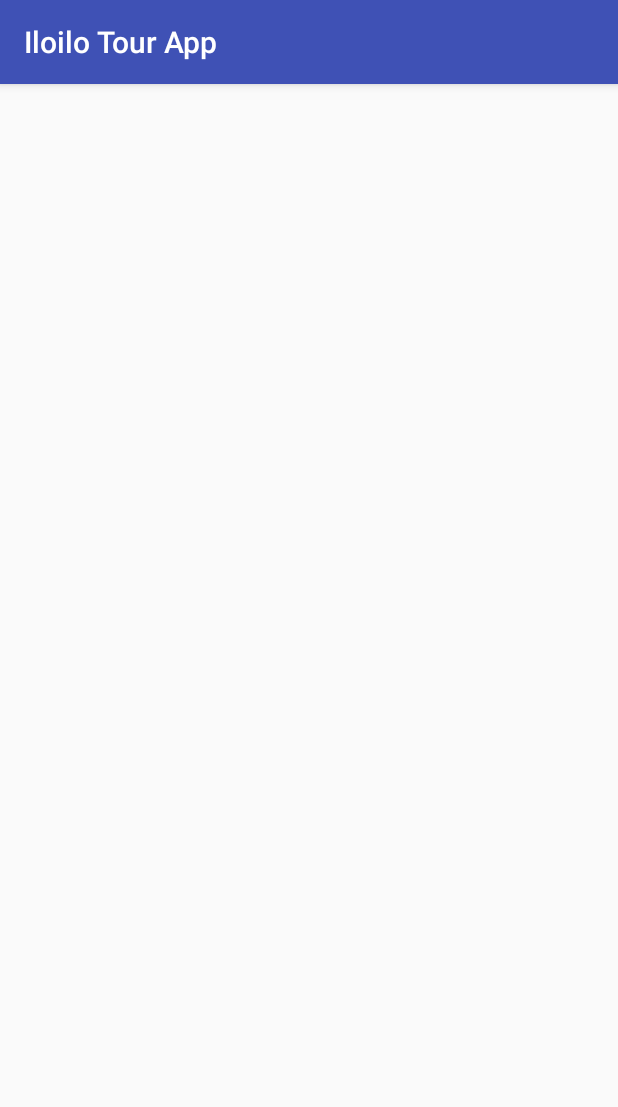
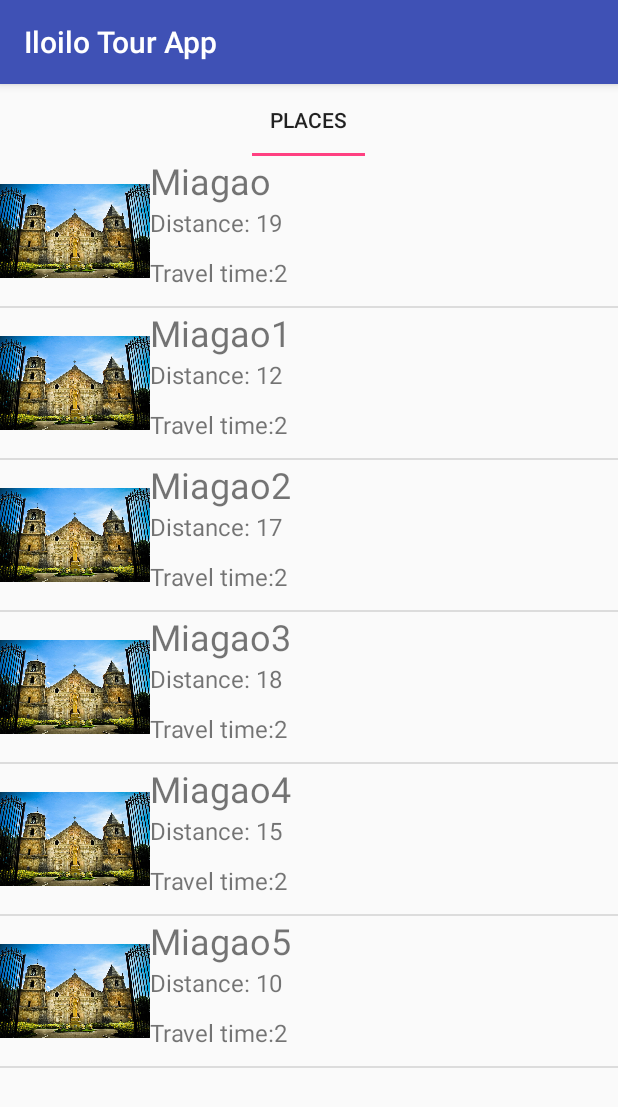
Before and after one commit to lizlieangel/IloiloTourApp, an Android app: the screen it shows after launch (MainActivity), on a phone screen of 412 x 824 dp. Shown: the top 1107 px of the screen. Run offline under Robolectric (Android 15) with nearby library versions, the light colour scheme and no system bars.

Commit message:
change layout of the place adapter, add string to settext

```diff
--- a/app/src/main/java/com/example/lizlieholleza/iloilotourapp/MainActivity.java
+++ b/app/src/main/java/com/example/lizlieholleza/iloilotourapp/MainActivity.java
@@ -1,5 +1,7 @@
 package com.example.lizlieholleza.iloilotourapp;
 
+import android.support.design.widget.TabLayout;
+import android.support.v4.view.ViewPager;
 import android.support.v7.app.AppCompatActivity;
 import android.os.Bundle;
 
@@ -9,5 +11,10 @@ public class MainActivity extends AppCompatActivity {
     protected void onCreate(Bundle savedInstanceState) {
         super.onCreate(savedInstanceState);
         setContentView(R.layout.activity_main);
+        ViewPager viewpager = (ViewPager) findViewById(R.id.viewpager);
+        OptionAdapter optionAdapter = new OptionAdapter(getSupportFragmentManager(), this);
+        viewpager.setAdapter(optionAdapter);
+        TabLayout tabLayout = (TabLayout) findViewById(R.id.tabs);
+        tabLayout.setupWithViewPager(viewpager);
     }
 }
--- a/app/src/main/java/com/example/lizlieholleza/iloilotourapp/OptionFragment.java
+++ b/app/src/main/java/com/example/lizlieholleza/iloilotourapp/OptionAdapter.java
@@ -6,10 +6,10 @@ import android.support.v4.app.Fragment;
 import android.support.v4.app.FragmentManager;
 import android.support.v4.app.FragmentPagerAdapter;
 
-public class OptionFragment extends FragmentPagerAdapter {
+public class OptionAdapter extends FragmentPagerAdapter {
     private Context context;
 
-    public OptionFragment(FragmentManager fm, Context context) {
+    public OptionAdapter(FragmentManager fm, Context context) {
         super(fm);
         this.context = context;
     }
--- a/app/src/main/java/com/example/lizlieholleza/iloilotourapp/PlaceAdapter.java
+++ b/app/src/main/java/com/example/lizlieholleza/iloilotourapp/PlaceAdapter.java
@@ -3,6 +3,7 @@ package com.example.lizlieholleza.iloilotourapp;
 import android.content.Context;
 import android.support.annotation.NonNull;
 import android.support.annotation.Nullable;
+import android.util.Log;
 import android.view.LayoutInflater;
 import android.view.View;
 import android.view.ViewGroup;
@@ -24,7 +25,7 @@ public class PlaceAdapter extends ArrayAdapter<Tour> {
     public View getView(int position,  View convertView, ViewGroup parent) {
         View listItemView = convertView;
         if(listItemView == null) {
-            listItemView = LayoutInflater.from(getContext()).inflate(R.layout.item_list, parent, false);
+            listItemView = LayoutInflater.from(getContext()).inflate(R.layout.place_details, parent, false);
         }
         Tour currentPlace = getItem(position);
         ImageView image = (ImageView) listItemView.findViewById(R.id.place_image);
@@ -32,9 +33,9 @@ public class PlaceAdapter extends ArrayAdapter<Tour> {
         TextView place = (TextView) listItemView.findViewById(R.id.place_name);
         place.setText(currentPlace.getName());
         TextView distance = (TextView) listItemView.findViewById(R.id.distance);
-        distance.setText(currentPlace.getDistance());
+        distance.setText("Distance: " + currentPlace.getDistance());
         TextView time = (TextView) listItemView.findViewById(R.id.travel_time);
-        time.setText(currentPlace.getTime());
+        time.setText("Travel time:" + currentPlace.getTime());
         return listItemView;
 //        return super.getView(position, convertView, parent);
     }
--- a/app/src/main/java/com/example/lizlieholleza/iloilotourapp/Tour.java
+++ b/app/src/main/java/com/example/lizlieholleza/iloilotourapp/Tour.java
@@ -3,7 +3,6 @@ package com.example.lizlieholleza.iloilotourapp;
 public class Tour {
     private String name;
     private int imageID;
-    private int numberOfTours;
     private int distance;
     private int time;
     private String food;
@@ -43,10 +42,6 @@ public class Tour {
         return imageID;
     }
 
-    public int getNumberOfTours() {
-        return numberOfTours;
-    }
-
     public int getDistance() {
         return distance;
     }
```
